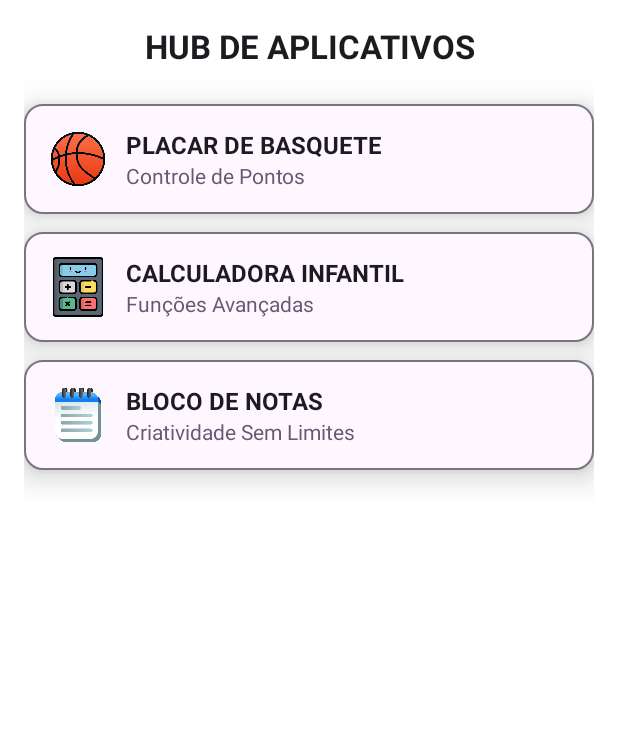
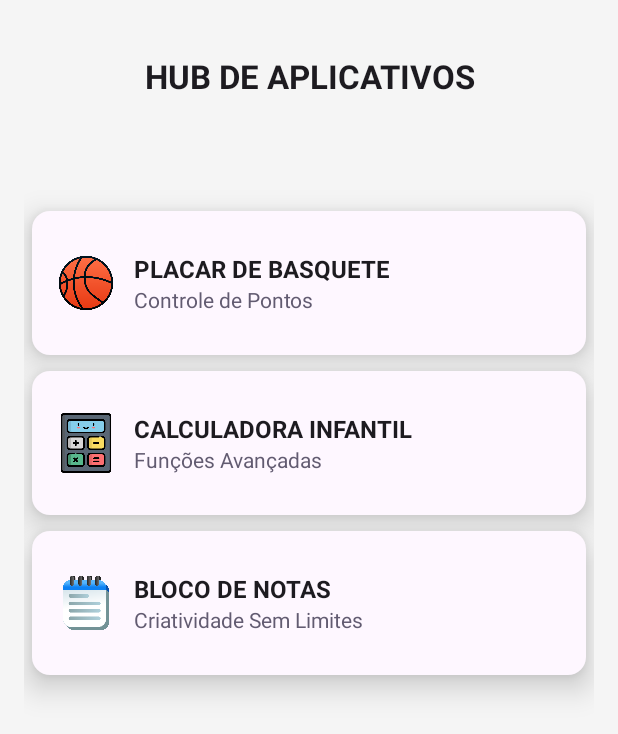
Before and after one commit to wendymillerr/hubApp, an Android app: the screen it shows after launch (MainActivity), on a phone screen of 412 x 824 dp. Shown: the top 734 px of the screen. Run offline under Robolectric (Android 15) with nearby library versions, the phone set to English and light mode, and no system bars.

Commit message:
correção na dimensão dos botões do hub

```diff
--- a/app/src/main/res/drawable/bg_card.xml
+++ b/app/src/main/res/drawable/bg_card.xml
@@ -3,5 +3,5 @@
     <solid android:color="?attr/colorSurface" />
     <corners android:radius="12dp"/>
     <padding android:left="8dp" android:top="8dp" android:right="8dp" android:bottom="8dp"/>
-    <stroke android:width="1dp" android:color="?attr/colorOutline"/>
+    <stroke android:width="0dp" android:color="?attr/colorOutline"/>
 </shape>
--- a/app/src/main/res/layout/activity_main.xml
+++ b/app/src/main/res/layout/activity_main.xml
@@ -5,7 +5,7 @@
     android:layout_height="match_parent"
     android:orientation="vertical"
     android:padding="16dp"
-    android:background="@color/white"
+    android:background="@color/gray_light"
     tools:context=".hub.MainActivity">
 
     <!-- Título -->
@@ -18,20 +18,23 @@
         android:textStyle="bold"
         android:textColor="?attr/colorOnBackground"
         android:gravity="center"
-        android:layout_marginBottom="24dp"/>
+        android:layout_marginTop="20dp"
+        android:layout_marginBottom="70dp"
+        />
 
     <!-- Card Placar -->
     <LinearLayout
         android:id="@+id/cardPlacar"
         android:layout_width="match_parent"
-        android:layout_height="wrap_content"
+        android:layout_height="96dp"
+        android:layout_marginBottom="12dp"
+        android:background="@drawable/bg_card"
+        android:elevation="6dp"
+        android:gravity="center_vertical"
         android:orientation="horizontal"
         android:padding="16dp"
-        android:background="@drawable/bg_card"
-        android:layout_marginBottom="12dp"
-        android:elevation="6dp"
-        android:translationZ="6dp"
-        android:gravity="center_vertical">
+        android:layout_margin="5dp"
+        android:translationZ="6dp">
 
         <ImageView
             android:layout_width="40dp"
@@ -41,23 +44,23 @@
         <LinearLayout
             android:layout_width="match_parent"
             android:layout_height="wrap_content"
-            android:orientation="vertical"
-            android:layout_marginStart="12dp">
+            android:layout_marginStart="12dp"
+            android:orientation="vertical">
 
             <TextView
                 android:layout_width="wrap_content"
                 android:layout_height="wrap_content"
                 android:text="PLACAR DE BASQUETE"
-                android:textStyle="bold"
+                android:textColor="?attr/colorOnBackground"
                 android:textSize="16sp"
-                android:textColor="?attr/colorOnBackground" />
+                android:textStyle="bold" />
 
             <TextView
                 android:layout_width="wrap_content"
                 android:layout_height="wrap_content"
                 android:text="Controle de Pontos"
-                android:textSize="14sp"
-                android:textColor="?attr/colorSecondary" />
+                android:textColor="?attr/colorSecondary"
+                android:textSize="14sp" />
         </LinearLayout>
     </LinearLayout>
 
@@ -65,14 +68,15 @@
     <LinearLayout
         android:id="@+id/cardCalc"
         android:layout_width="match_parent"
-        android:layout_height="wrap_content"
+        android:layout_height="96dp"
+        android:layout_marginBottom="12dp"
+        android:background="@drawable/bg_card"
+        android:layout_margin="5dp"
+        android:elevation="6dp"
+        android:gravity="center_vertical"
         android:orientation="horizontal"
         android:padding="16dp"
-        android:background="@drawable/bg_card"
-        android:layout_marginBottom="12dp"
-        android:elevation="6dp"
-        android:translationZ="6dp"
-        android:gravity="center_vertical">
+        android:translationZ="6dp">
 
         <ImageView
             android:layout_width="40dp"
@@ -82,23 +86,23 @@
         <LinearLayout
             android:layout_width="match_parent"
             android:layout_height="wrap_content"
-            android:orientation="vertical"
-            android:layout_marginStart="12dp">
+            android:layout_marginStart="12dp"
+            android:orientation="vertical">
 
             <TextView
                 android:layout_width="wrap_content"
                 android:layout_height="wrap_content"
                 android:text="CALCULADORA INFANTIL"
-                android:textStyle="bold"
+                android:textColor="?attr/colorOnBackground"
                 android:textSize="16sp"
-                android:textColor="?attr/colorOnBackground" />
+                android:textStyle="bold" />
 
             <TextView
                 android:layout_width="wrap_content"
                 android:layout_height="wrap_content"
                 android:text="Funções Avançadas"
-                android:textSize="14sp"
-                android:textColor="?attr/colorSecondary" />
+                android:textColor="?attr/colorSecondary"
+                android:textSize="14sp" />
         </LinearLayout>
     </LinearLayout>
 
@@ -106,13 +110,14 @@
     <LinearLayout
         android:id="@+id/cardNovoApp"
         android:layout_width="match_parent"
-        android:layout_height="wrap_content"
+        android:layout_height="96dp"
+        android:background="@drawable/bg_card"
+        android:layout_margin="5dp"
+        android:elevation="6dp"
+        android:gravity="center_vertical"
         android:orientation="horizontal"
         android:padding="16dp"
-        android:background="@drawable/bg_card"
-        android:elevation="6dp"
-        android:translationZ="6dp"
-        android:gravity="center_vertical">>
+        android:translationZ="6dp">>
 
         <ImageView
             android:layout_width="40dp"
@@ -122,23 +127,23 @@
         <LinearLayout
             android:layout_width="match_parent"
             android:layout_height="wrap_content"
-            android:orientation="vertical"
-            android:layout_marginStart="12dp">
+            android:layout_marginStart="12dp"
+            android:orientation="vertical">
 
             <TextView
                 android:layout_width="wrap_content"
                 android:layout_height="wrap_content"
                 android:text="BLOCO DE NOTAS"
-                android:textStyle="bold"
+                android:textColor="?attr/colorOnBackground"
                 android:textSize="16sp"
-                android:textColor="?attr/colorOnBackground" />
+                android:textStyle="bold" />
 
             <TextView
                 android:layout_width="wrap_content"
                 android:layout_height="wrap_content"
                 android:text="Criatividade Sem Limites"
-                android:textSize="14sp"
-                android:textColor="?attr/colorSecondary" />
+                android:textColor="?attr/colorSecondary"
+                android:textSize="14sp" />
         </LinearLayout>
     </LinearLayout>
 
```
